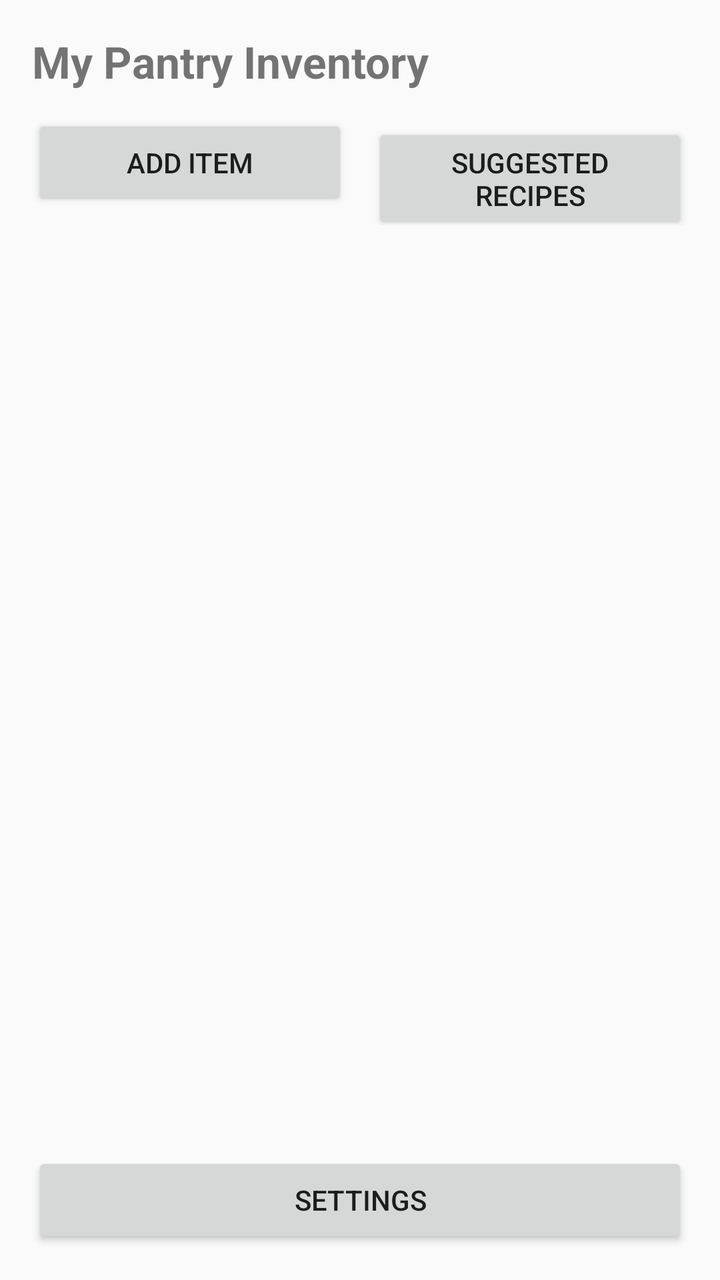
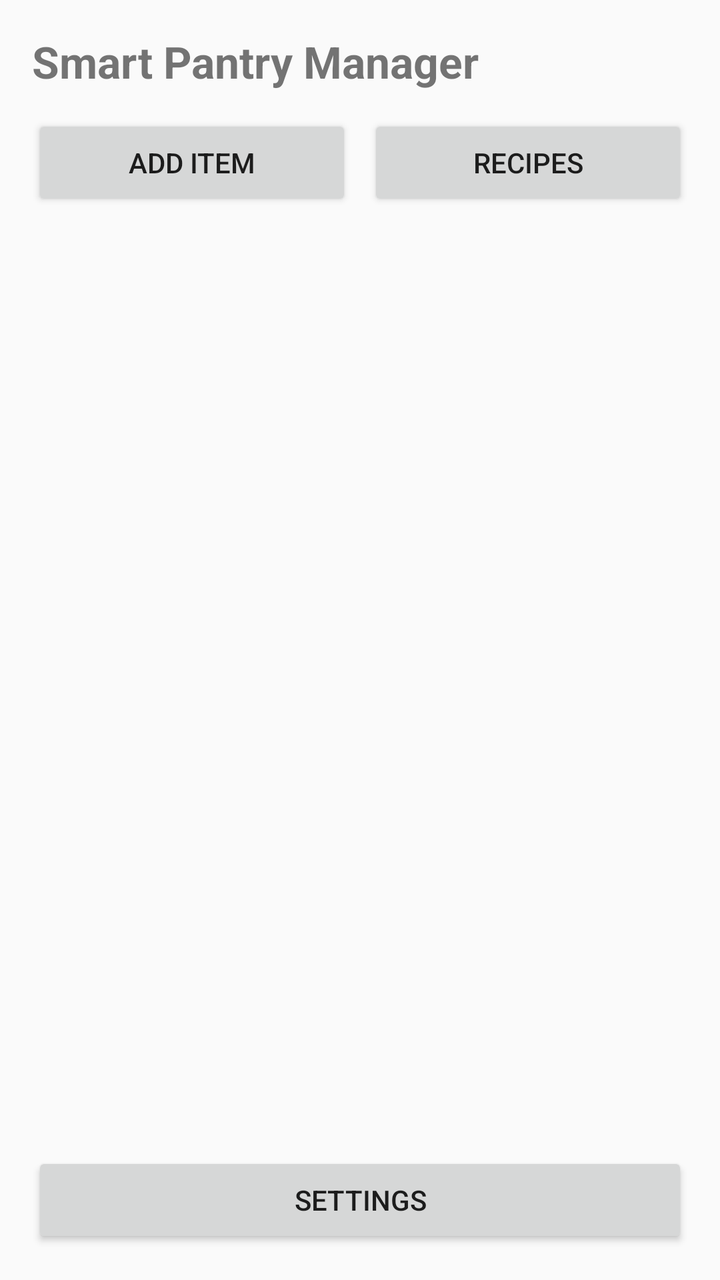

Two renders of the same Android screen: before a commit and after it. Below are the layout's source before the change and the commit's diff.
<!-- AndroidManifest.xml: application theme Theme.AppCompat.Light.DarkActionBar -->
<!-- res/layout/activity_main.xml -->
<?xml version="1.0" encoding="utf-8"?>
<LinearLayout xmlns:android="http://schemas.android.com/apk/res/android"
    android:layout_width="match_parent"
    android:layout_height="match_parent"
    android:orientation="vertical"
    android:padding="16dp">

    <TextView
        android:layout_width="wrap_content"
        android:layout_height="wrap_content"
        android:text="My Pantry Inventory"
        android:textSize="22sp"
        android:textStyle="bold"
        android:layout_marginBottom="12dp" />

    <LinearLayout
        android:layout_width="match_parent"
        android:layout_height="wrap_content"
        android:orientation="horizontal"
        android:layout_marginBottom="12dp">

        <Button
            android:id="@+id/btnAddIngredient"
            android:layout_width="0dp"
            android:layout_height="wrap_content"
            android:layout_weight="1"
            android:text="Add Item"
            android:layout_marginEnd="6dp"/>

        <Button
            android:id="@+id/btnViewSuggestions"
            android:layout_width="0dp"
            android:layout_height="wrap_content"
            android:layout_weight="1"
            android:text="Suggested Recipes"
            android:layout_marginStart="6dp"/>
    </LinearLayout>

    <ListView
        android:id="@+id/listViewPantry"
        android:layout_width="match_parent"
        android:layout_height="0dp"
        android:layout_weight="1" />

    <Button
        android:id="@+id/btnSettings"
        android:layout_width="match_parent"
        android:layout_height="wrap_content"
        android:text="Settings"
        android:layout_marginTop="8dp"/>

</LinearLayout>
<!-- resources referenced by this layout -->
<resources>

</resources>

<!-- the commit's change to res/layout/activity_main.xml (unified diff, before → after) -->
@@ -8,7 +8,7 @@
     <TextView
         android:layout_width="wrap_content"
         android:layout_height="wrap_content"
-        android:text="My Pantry Inventory"
+        android:text="Smart Pantry Manager"
         android:textSize="22sp"
         android:textStyle="bold"
         android:layout_marginBottom="12dp" />
@@ -20,20 +20,20 @@
         android:layout_marginBottom="12dp">
 
         <Button
-            android:id="@+id/btnAddIngredient"
+            android:id="@+id/btnAddItem"
             android:layout_width="0dp"
             android:layout_height="wrap_content"
             android:layout_weight="1"
-            android:text="Add Item"
-            android:layout_marginEnd="6dp"/>
+            android:layout_marginEnd="4dp"
+            android:text="Add Item" />
 
         <Button
-            android:id="@+id/btnViewSuggestions"
+            android:id="@+id/btnSuggestedRecipes"
             android:layout_width="0dp"
             android:layout_height="wrap_content"
             android:layout_weight="1"
-            android:text="Suggested Recipes"
-            android:layout_marginStart="6dp"/>
+            android:layout_marginStart="4dp"
+            android:text="Recipes" />
     </LinearLayout>
 
     <ListView
@@ -46,7 +46,7 @@
         android:id="@+id/btnSettings"
         android:layout_width="match_parent"
         android:layout_height="wrap_content"
-        android:text="Settings"
-        android:layout_marginTop="8dp"/>
+        android:layout_marginTop="8dp"
+        android:text="Settings" />
 
 </LinearLayout>
